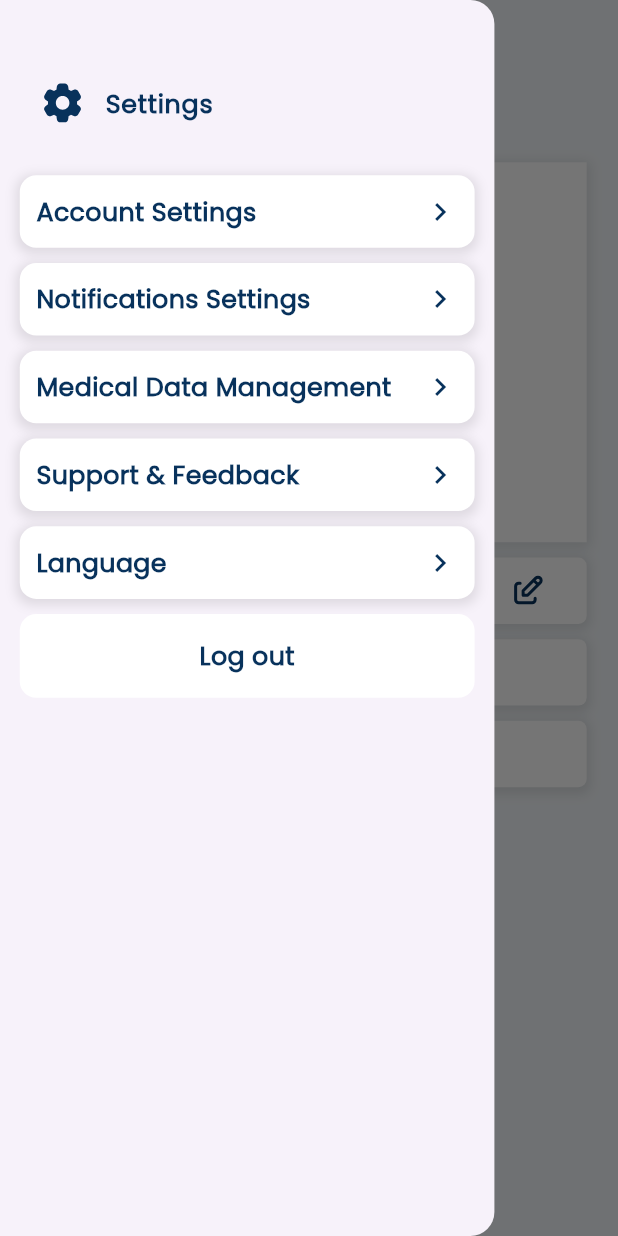
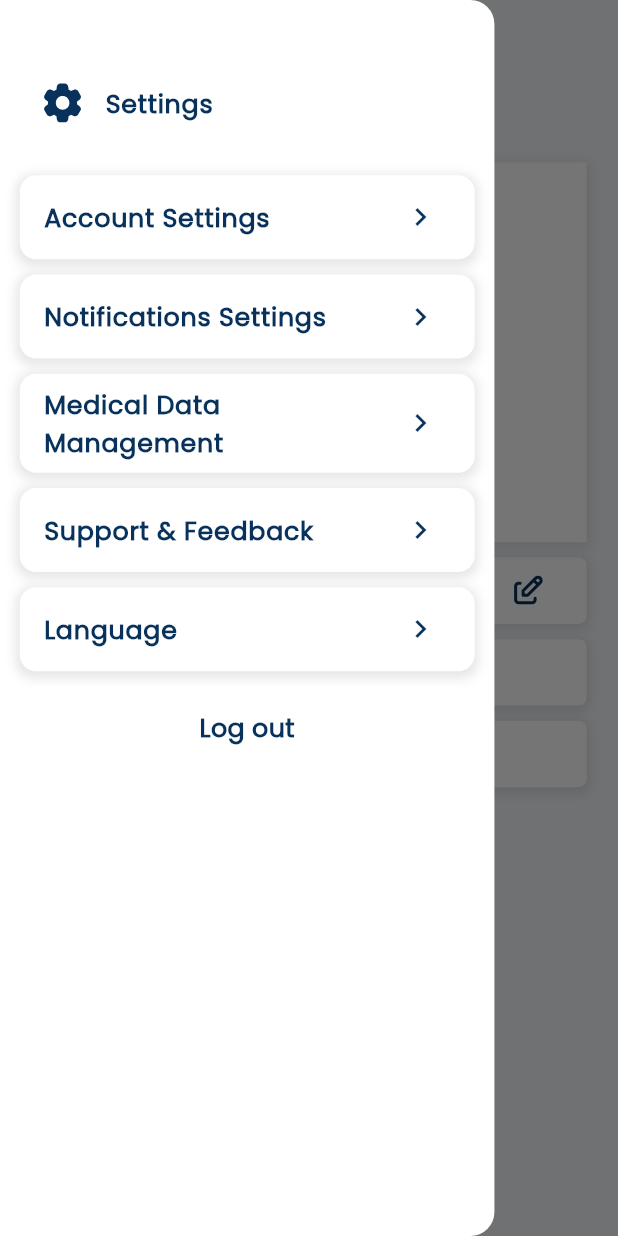
Before and after one commit to 3bdelrahman-ahmed/brain_tumr_detection_app, a Flutter app: the ProfilePage screen opened directly, with the side drawer open, on a phone screen of 412 x 824 dp. Run offline on Flutter 3.47's test engine with Material 3 defaults, Android fonts, the phone set to English and light mode, and no system bars; drawn by our look-alikes of cached_network_image, flutter_animate; our stand-ins replace bloc, dartz, dio, equatable, file_picker, flutter_bloc and 17 more; missing offline and left inert: bottom_picker; accounts and stored records are empty; network calls fail; project files that could hold a hidden picture were left out.

Commit message:
add expanstion tile

```diff
--- a/lib/core/utils/theme/app_theme/app_theme.dart
+++ b/lib/core/utils/theme/app_theme/app_theme.dart
@@ -6,5 +6,8 @@ ThemeData appTheme = ThemeData(
   scaffoldBackgroundColor: AppColors.background,
   primaryColor: AppColors.buttonsAndNav,
   fontFamily: "Poppins",
+  bottomSheetTheme: const BottomSheetThemeData(
+    backgroundColor: AppColors.white,
+  ),
    buttonTheme: const ButtonThemeData(buttonColor: AppColors.buttonsAndNav),
 );
--- a/lib/features/profle/presentation/view/screens/profile_page.dart
+++ b/lib/features/profle/presentation/view/screens/profile_page.dart
@@ -10,11 +10,10 @@ import 'package:brain_tumr_detection_app/core/utils/extenstions/nb_extenstions.d
 import 'package:brain_tumr_detection_app/core/utils/extenstions/responsive_design_extenstions.dart';
 import 'package:brain_tumr_detection_app/core/utils/theme/text_styles/app_text_styles.dart';
 import 'package:brain_tumr_detection_app/features/profle/presentation/view/widgets/patient_data_widget.dart';
+import 'package:flutter_animate/flutter_animate.dart';
 import 'package:flutter_bloc/flutter_bloc.dart';
-import '../../../../../core/utils/strings/app_string.dart';
 import '../../../../../core/utils/theme/colors/app_colors.dart';
 import '../../../../../generated/l10n.dart';
-import '../../viewmodel/settings_cubit.dart';
 
 class ProfilePage extends StatelessWidget {
   const ProfilePage({super.key});
@@ -69,15 +68,24 @@ class ProfilePage extends StatelessWidget {
 
   // Drawer Widget
   Widget _buildDrawer(BuildContext context) {
+    var cubit = context.read<AppCubit>();
     return Drawer(
+      backgroundColor: AppColors.white,
       width: MediaQuery.of(context).size.width -
           MediaQuery.of(context).size.width * .2,
       child: ListView(
+        physics: const NeverScrollableScrollPhysics(),
+        shrinkWrap: true,
         padding: EdgeInsets.symmetric(vertical: 20.h, horizontal: 12.w),
         children: [
           ListTile(
             leading: CustomImageView(
               svgPath: AssetsSvg.settings.toSVG(),
+            ).animate().rotate(
+                  begin: 0.0,
+                  end: 1.0,
+                  duration: 500.ms,
+                  curve: Curves.easeInOut,
                 ),
             title: Text(S.of(context).settings,
                 style: AppTextStyles.font16BlueW700),
@@ -90,13 +98,39 @@ class ProfilePage extends StatelessWidget {
           _buildSettingsRow(title: S.of(context).medicalDataManagement),
           _buildSettingsRow(title: S.of(context).supportFeedback),
           _buildSettingsRow(
+              subSettings: [
+                ListTile(
+                  title: Text('English', style: AppTextStyles.font16BlueW700),
+                  trailing: AppConstants.langCode
+                      ? Icon(Icons.check, color: AppColors.buttonsAndNav)
+                      : null,
+                  onTap: () {
+                    cubit.changeLanguage(true);
+                    Navigator.pop(context);
+                  },
+                ),
+                ListTile(
+                  title: Text('العربية', style: AppTextStyles.font16BlueW700),
+                  trailing: AppConstants.langCode
+                      ? null
+                      : Icon(Icons.check, color: AppColors.buttonsAndNav),
+                  onTap: () {
+                    cubit.changeLanguage(false);
+                    Navigator.pop(context);
+                  },
+                ),
+              ],
               title: S.of(context).language,
               onTap: () => _showLanguageBottomSheet(context)),
           CustomButton(
             text: S.of(context).logOut,
             onTap: () {
               AppConstants.clearLogin();
-              Navigator.pushReplacementNamed(context, AppRoutes.loginScreen);
+              Navigator.pushNamedAndRemoveUntil(
+                context,
+                AppRoutes.loginScreen,
+                (_) => false,
+              );
             },
             textStyle: AppTextStyles.font16BlueW700,
             backgroundColor: Colors.white,
@@ -179,11 +213,19 @@ class ProfilePage extends StatelessWidget {
     );
   }
 
-  Widget _buildSettingsRow({required String title, VoidCallback? onTap}) {
-    return InkWell(
-      onTap: onTap,
+  Widget _buildSettingsRow({
+    required String title,
+    Function()? onTap,
+    List<Widget>? subSettings, // add optional sub-settings
+  }) {
+    return GestureDetector(
+      onTap: () {
+        if (onTap != null) {
+          onTap();
+        }
+      },
       child: Container(
-        padding: EdgeInsets.symmetric(vertical: 12.h, horizontal: 10.w),
+        margin: EdgeInsets.only(bottom: 10.h),
         decoration: BoxDecoration(
           borderRadius: BorderRadius.circular(10.r),
           color: Colors.white,
@@ -192,41 +234,35 @@ class ProfilePage extends StatelessWidget {
               color: Colors.black.withOpacity(0.1),
               offset: Offset(0, 2),
               blurRadius: 6,
-                spreadRadius: 2)
+              spreadRadius: 2,
+            )
           ],
         ),
-        child: Row(
-          mainAxisAlignment: MainAxisAlignment.spaceBetween,
-          children: [
-            Text(
+        child: ExpansionTile(
+          shape: RoundedRectangleBorder(
+            side: BorderSide.none,
+            borderRadius: BorderRadius.zero,
+          ),
+          collapsedShape: RoundedRectangleBorder(
+            side: BorderSide.none,
+            borderRadius: BorderRadius.zero,
+          ),
+          title: Text(
             title,
             style: AppTextStyles.font16BlueW700,
           ),
-            Icon(
+          trailing: Icon(
             Icons.chevron_right,
             color: AppColors.buttonsAndNav,
           ),
-          ],
+          children: subSettings ?? [], // show sub-settings if available
         ),
-      ).paddingOnly(bottom: 10.h),
+      ).animate().slide(
+            begin: Offset(0, 1),
+            end: Offset(0, 0),
+            duration: 500.ms,
+            curve: Curves.easeOut,
+          ),
     );
   }
-// Widget _buildToggleOption(String label, BuildContext context , bool isOn) {
-//   final cubit = context.watch<SettingsCubit>();
-//
-//   return Padding(
-//     padding: EdgeInsets.only(top: 10.h),
-//     child: Row(
-//       mainAxisAlignment: MainAxisAlignment.spaceBetween,
-//       children: [
-//         Text(label, style: AppTextStyles.font16BlueW700),
-//         Switch(
-//           value: isOn,
-//           activeColor: AppColors.buttonsAndNav,
-//           onChanged: (_) {},
-//         ),
-//       ],
-//     ),
-//   );
-// }
 }
```
Lines whose indentation alone changed are shown as unchanged.
